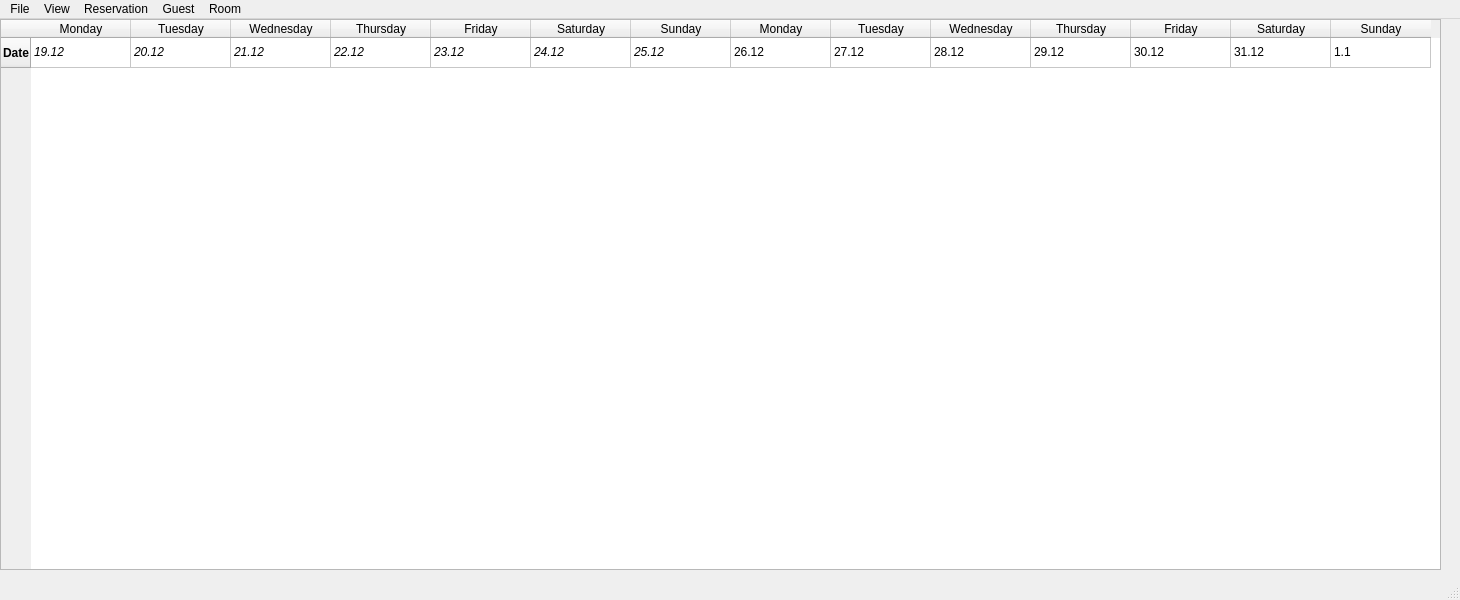
First picture: the form in ELHotel/mainwindow.ui, repository lukasz-drzensla/elhotel, before the edit.
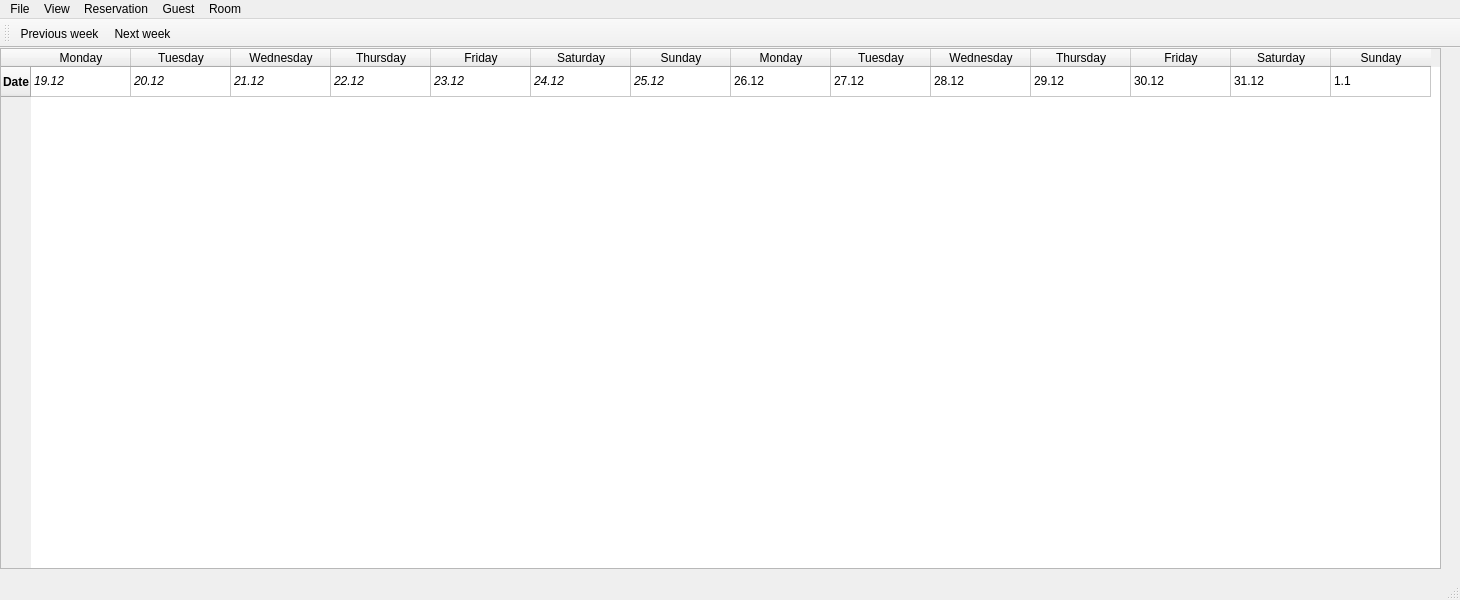
Second picture: the form after the edit. Icons and pictures are not drawn.

Commit message: added working week system

```diff
--- a/ELHotel/mainwindow.ui
+++ b/ELHotel/mainwindow.ui
@@ -20,7 +20,7 @@
       <x>0</x>
       <y>0</y>
       <width>1441</width>
-      <height>551</height>
+      <height>521</height>
      </rect>
     </property>
     <row>
@@ -264,6 +264,19 @@
    <addaction name="menuRoom"/>
   </widget>
   <widget class="QStatusBar" name="statusbar"/>
+  <widget class="QToolBar" name="toolBar">
+   <property name="windowTitle">
+    <string>toolBar</string>
+   </property>
+   <attribute name="toolBarArea">
+    <enum>TopToolBarArea</enum>
+   </attribute>
+   <attribute name="toolBarBreak">
+    <bool>false</bool>
+   </attribute>
+   <addaction name="actionPrevious_week"/>
+   <addaction name="actionNext_week"/>
+  </widget>
   <action name="actionAdd">
    <property name="text">
     <string>Add</string>
```
Left out of the diff: 22 changed lines with no effect on the pictures. The commit also changes 43 other files.
